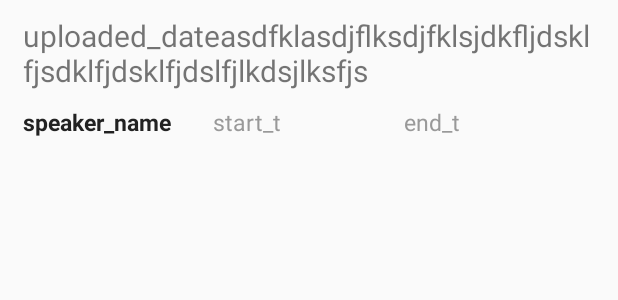
After one commit to akffhaos95/ThreeLines, an Android app: the layout text_item.xml on its own in the app's theme, with its tools: preview values and no code run, on a phone screen of 412 x 824 dp. The commit adds this screen. Shown: the top 300 px of the screen. Run offline under Robolectric (Android 15) with nearby library versions, the phone set to English and light mode, and no system bars.

Commit message:
text Activity

```diff
--- a/app/src/main/AndroidManifest.xml
+++ b/app/src/main/AndroidManifest.xml
@@ -13,7 +13,7 @@
         android:roundIcon="@mipmap/ic_launcher_round"
         android:supportsRtl="true"
         android:theme="@style/AppTheme">
-        <activity android:name=".Activity.MicActivity"></activity>
+        <activity android:name=".Activity.MicActivity"/>
         <activity android:name=".Activity.LoginActivity" />
         <activity android:name=".Activity.RecordActivity" />
         <activity android:name=".Activity.TextActivity">
--- a/app/src/main/java/com/example/threelines/Data/Record.kt
+++ b/app/src/main/java/com/example/threelines/Data/Record.kt
@@ -4,11 +4,8 @@ import java.sql.Date
 
 data class Record (
     val record_id: Int,
-    val audio_file: String,
     val title: String,
     val uploaded_date: String,
     val people: Int,
-    val location: String,
-    val user_id: String,
-    val deleted: Boolean
+    val location: String
 )
--- a/app/src/main/java/com/example/threelines/Data/Text.kt
+++ b/app/src/main/java/com/example/threelines/Data/Text.kt
@@ -7,7 +7,6 @@ data class Text (
     val content: String,
     val start_t: String,
     val end_t: String,
-    val record_id_id: Int,
     val speaker_id: Int,
     val speaker_name: String
 )
--- a/app/src/main/java/com/example/threelines/Network/RetrofitService.kt
+++ b/app/src/main/java/com/example/threelines/Network/RetrofitService.kt
@@ -13,6 +13,7 @@ interface RetrofitService {
         @Field("passwd") passwd : String
     ): Call<String>
 
+    @POST("/register_app")
     fun register(
         @Field("user_id") user_id : String,
         @Field("passwd") passwd : String
--- /dev/null
+++ b/app/src/main/res/layout/text_item.xml
@@ -0,0 +1,63 @@
+<?xml version="1.0" encoding="utf-8"?>
+<LinearLayout
+    xmlns:android="http://schemas.android.com/apk/res/android"
+    android:layout_width="match_parent"
+    android:layout_height="wrap_content"
+    android:clickable="true"
+    android:focusable="true"
+    android:orientation="vertical"
+    android:gravity="center_vertical"
+    android:paddingBottom="10dp"
+    android:paddingLeft="15dp"
+    android:paddingRight="15dp"
+    android:paddingTop="10dp">
+
+    <TextView
+        android:id="@+id/idx"
+        android:layout_width="wrap_content"
+        android:layout_height="wrap_content"
+        android:visibility="gone"/>
+
+    <TextView
+        android:id="@+id/content"
+        android:layout_width="match_parent"
+        android:layout_height="wrap_content"
+        android:textSize="20dp"
+        android:text="uploaded_dateasdfklasdjflksdjfklsjdkfljdsklfjsdklfjdsklfjdslfjlkdsjlksfjs"/>
+
+    <LinearLayout
+        android:layout_width="match_parent"
+        android:layout_height="wrap_content"
+        android:orientation="horizontal"
+        android:paddingTop="10dp">
+
+    <TextView
+        android:id="@+id/speaker_name"
+        android:layout_width="0dp"
+        android:layout_height="wrap_content"
+        android:layout_weight="1"
+        android:textColor="#222222"
+        android:textSize="15dp"
+        android:textStyle="bold"
+        android:text="speaker_name"/>
+
+    <TextView
+        android:id="@+id/start_t"
+        android:layout_width="0dp"
+        android:layout_height="wrap_content"
+        android:layout_weight="1"
+        android:textColor="#999999"
+        android:textSize="15dp"
+        android:text="start_t"/>
+
+    <TextView
+        android:id="@+id/end_t"
+        android:layout_width="0dp"
+        android:layout_height="wrap_content"
+        android:layout_weight="1"
+        android:textColor="#999999"
+        android:textSize="15dp"
+        android:text="end_t"/>
+
+    </LinearLayout>
+</LinearLayout>
```
Also changed, not shown: app/src/main/java/com/example/threelines/Activity/TextActivity.kt (+54 -0 lines), app/src/main/java/com/example/threelines/RecordAdapter.kt (+10 -18 lines), app/src/main/java/com/example/threelines/TextAdapter.kt (added, +40 -0 lines), app/src/main/res/layout/activity_text.xml (+4 -5 lines), app/src/main/res/layout/record_item.xml (+49 -16 lines).
